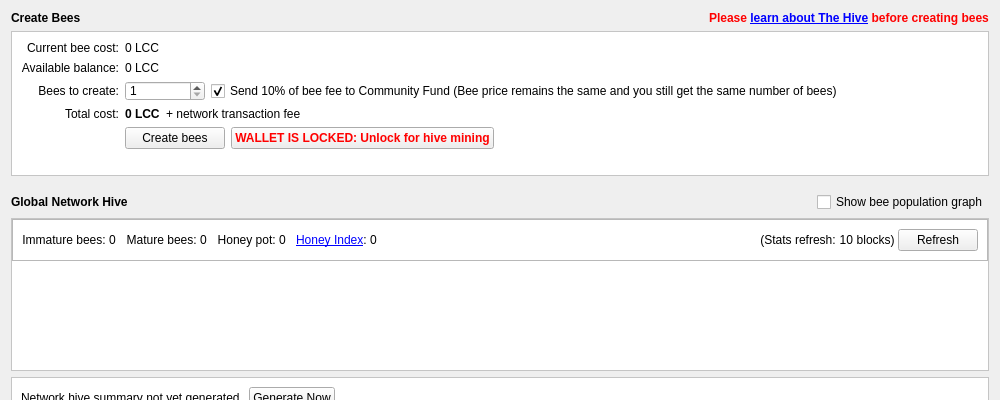
Above: src/qt/forms/hivedialog.ui from litecoincash-project/litecoincash before the change; both pictures show x 0 to 1000 and y 0 to 400 of the 1000 by 690 pixel window. Below: the same form after it.
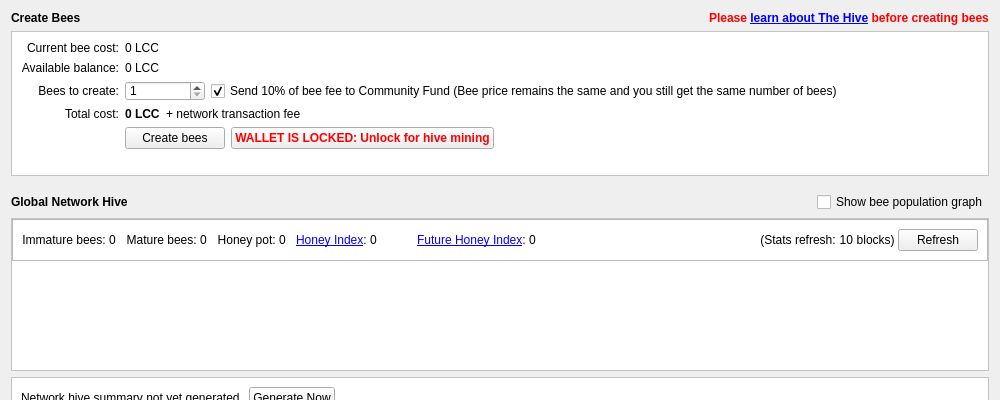
That is the form after the change. Icons and pictures are not drawn. Custom widgets are drawn as their Qt base class.

Commit message: fixed future honey index

The edit to the form file:
```diff
--- a/src/qt/forms/hivedialog.ui
+++ b/src/qt/forms/hivedialog.ui
@@ -695,6 +695,73 @@
            </property>
           </widget>
          </item>
+
+         <item>
+          <spacer name="immatureLabelSpacer_6b">
+           <property name="orientation">
+            <enum>Qt::Horizontal</enum>
+           </property>
+           <property name="sizeType">
+            <enum>QSizePolicy::Fixed</enum>
+           </property>
+           <property name="sizeHint" stdset="0">
+            <size>
+             <width>10</width>
+             <height>0</height>
+            </size>
+           </property>
+          </spacer>
+         </item>
+
+         <item>
+          <widget class="QLabel" name="label_16b">
+           <property name="toolTip">
+            <string>The Future Honey Index is a measure of network bee population when the current immature bees are matured. At a value of 100,
+the network is saturated with the maximum number of bees that are expected
+to make back their cost. At values below 100, it is expected at all bees will be profitable.</string>
+           </property>
+           <property name="text">
+            <string>&lt;a href=&quot;https://hive.litecoinca.sh/gi/&quot;&gt;&lt;span style=&quot;text-decoration: underline;&quot;&gt;Future Honey Index&lt;/span&gt;&lt;/a&gt;: </string>
+           </property>
+           <property name="alignment">
+            <set>Qt::AlignRight|Qt::AlignTrailing|Qt::AlignVCenter</set>
+           </property>
+           <property name="openExternalLinks">
+            <bool>true</bool>
+           </property>
+          </widget>
+         </item>
+
+         <item>
+          <widget class="QLabel" name="beePopFutureIndexLabel">
+           <property name="toolTip">
+            <string>The Future Honey Index is a measure of network bee population when the current immature bees are matured. At a value of 100,
+the network is saturated with the maximum number of bees that are expected
+to make back their cost. At values below 100, it is expected at all bees will be profitable.</string>
+           </property>
+           <property name="text">
+            <string>0</string>
+           </property>
+          </widget>
+         </item>
+
+         <item>
+          <spacer name="immatureLabelSpacer_6a">
+           <property name="orientation">
+            <enum>Qt::Horizontal</enum>
+           </property>
+           <property name="sizeType">
+            <enum>QSizePolicy::Fixed</enum>
+           </property>
+           <property name="sizeHint" stdset="0">
+            <size>
+             <width>10</width>
+             <height>0</height>
+            </size>
+           </property>
+          </spacer>
+         </item>
+
          <item>
           <spacer name="horizontalSpacer_12">
            <property name="orientation">
```
Left out of the diff: 3 changed lines with no effect on the pictures. The commit also changes 2 other files.
